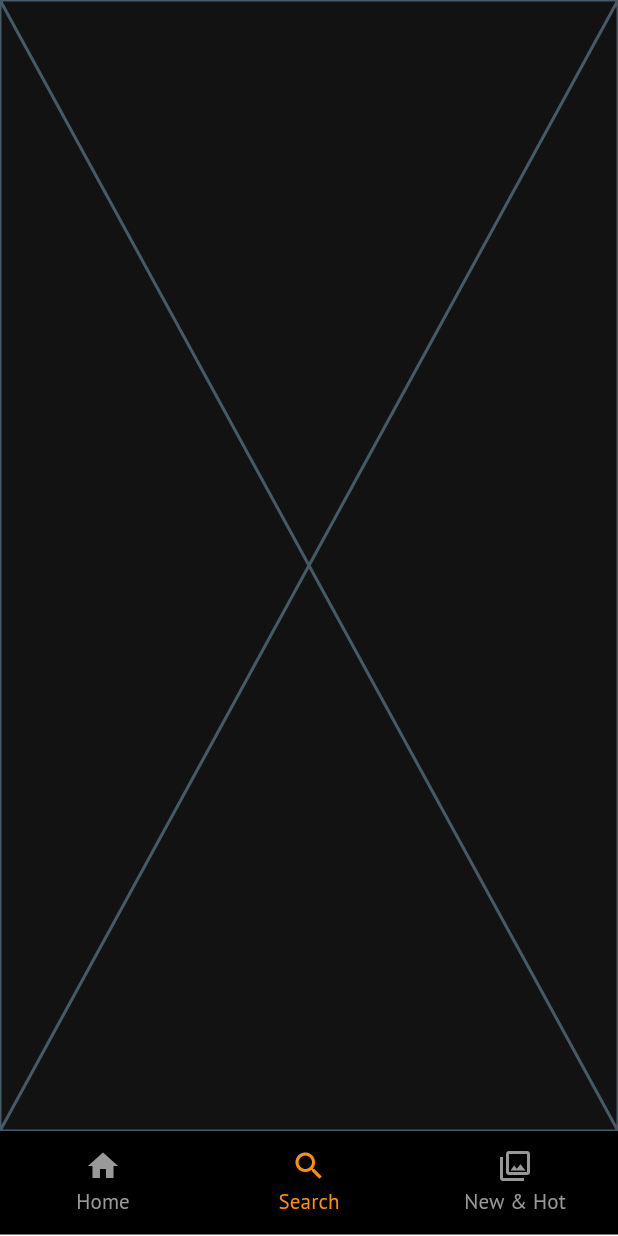
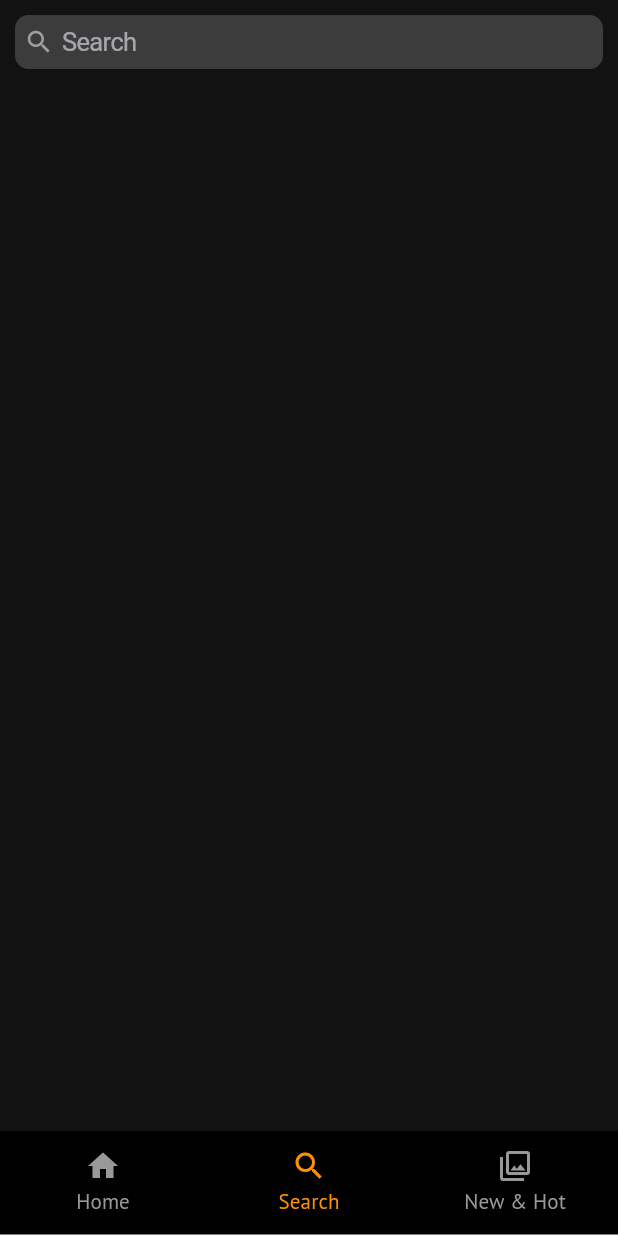
Before and after one commit to codesbyvikas/Netflix_Clone_App, a Flutter app: the screen it shows after launch, item 2 of the bottom bar chosen, on a phone screen of 412 x 824 dp. Run offline on Flutter 3.47's test engine with Material 3 defaults, Android fonts, the phone set to English and light mode, and no system bars; our stand-ins replace cached_network_image, carousel_slider, google_fonts, lottie; network calls fail.

Commit message:
Search feature implemented

```diff
--- /dev/null
+++ b/lib/models/seach_movie_model.dart
@@ -0,0 +1,151 @@
+import 'dart:convert';
+
+class SearchMovieModel {
+    int page;
+    List<Result> results;
+    int totalPages;
+    int totalResults;
+
+    SearchMovieModel({
+        required this.page,
+        required this.results,
+        required this.totalPages,
+        required this.totalResults,
+    });
+
+    SearchMovieModel copyWith({
+        int? page,
+        List<Result>? results,
+        int? totalPages,
+        int? totalResults,
+    }) =>
+        SearchMovieModel(
+            page: page ?? this.page,
+            results: results ?? this.results,
+            totalPages: totalPages ?? this.totalPages,
+            totalResults: totalResults ?? this.totalResults,
+        );
+
+    factory SearchMovieModel.fromRawJson(String str) => SearchMovieModel.fromJson(json.decode(str));
+
+    String toRawJson() => json.encode(toJson());
+
+    factory SearchMovieModel.fromJson(Map<String, dynamic> json) => SearchMovieModel(
+        page: json["page"],
+        results: List<Result>.from(json["results"].map((x) => Result.fromJson(x))),
+        totalPages: json["total_pages"],
+        totalResults: json["total_results"],
+    );
+
+    Map<String, dynamic> toJson() => {
+        "page": page,
+        "results": List<dynamic>.from(results.map((x) => x.toJson())),
+        "total_pages": totalPages,
+        "total_results": totalResults,
+    };
+}
+
+class Result {
+    bool adult;
+    String backdropPath;
+    List<int> genreIds;
+    int id;
+    String originalLanguage;
+    String originalTitle;
+    String overview;
+    double popularity;
+    String posterPath;
+    DateTime releaseDate;
+    String title;
+    bool video;
+    double voteAverage;
+    int voteCount;
+
+    Result({
+        required this.adult,
+        required this.backdropPath,
+        required this.genreIds,
+        required this.id,
+        required this.originalLanguage,
+        required this.originalTitle,
+        required this.overview,
+        required this.popularity,
+        required this.posterPath,
+        required this.releaseDate,
+        required this.title,
+        required this.video,
+        required this.voteAverage,
+        required this.voteCount,
+    });
+
+    Result copyWith({
+        bool? adult,
+        String? backdropPath,
+        List<int>? genreIds,
+        int? id,
+        String? originalLanguage,
+        String? originalTitle,
+        String? overview,
+        double? popularity,
+        String? posterPath,
+        DateTime? releaseDate,
+        String? title,
+        bool? video,
+        double? voteAverage,
+        int? voteCount,
+    }) =>
+        Result(
+            adult: adult ?? this.adult,
+            backdropPath: backdropPath ?? this.backdropPath,
+            genreIds: genreIds ?? this.genreIds,
+            id: id ?? this.id,
+            originalLanguage: originalLanguage ?? this.originalLanguage,
+            originalTitle: originalTitle ?? this.originalTitle,
+            overview: overview ?? this.overview,
+            popularity: popularity ?? this.popularity,
+            posterPath: posterPath ?? this.posterPath,
+            releaseDate: releaseDate ?? this.releaseDate,
+            title: title ?? this.title,
+            video: video ?? this.video,
+            voteAverage: voteAverage ?? this.voteAverage,
+            voteCount: voteCount ?? this.voteCount,
+        );
+
+    factory Result.fromRawJson(String str) => Result.fromJson(json.decode(str));
+
+    String toRawJson() => json.encode(toJson());
+
+    factory Result.fromJson(Map<String, dynamic> json) => Result(
+        adult: json["adult"],
+        backdropPath: json["backdrop_path"],
+        genreIds: List<int>.from(json["genre_ids"].map((x) => x)),
+        id: json["id"],
+        originalLanguage: json["original_language"],
+        originalTitle: json["original_title"],
+        overview: json["overview"],
+        popularity: json["popularity"]?.toDouble(),
+        posterPath: json["poster_path"],
+        releaseDate: DateTime.parse(json["release_date"]),
+        title: json["title"],
+        video: json["video"],
+        voteAverage: json["vote_average"]?.toDouble(),
+        voteCount: json["vote_count"],
+    );
+
+    Map<String, dynamic> toJson() => {
+        "adult": adult,
+        "backdrop_path": backdropPath,
+        "genre_ids": List<dynamic>.from(genreIds.map((x) => x)),
+        "id": id,
+        "original_language": originalLanguage,
+        "original_title": originalTitle,
+        "overview": overview,
+        "popularity": popularity,
+        "poster_path": posterPath,
+        "release_date": "${releaseDate.year.toString().padLeft(4, '0')}-${releaseDate.month.toString().padLeft(2, '0')}-${releaseDate.day.toString().padLeft(2, '0')}",
+        "title": title,
+        "video": video,
+        "vote_average": voteAverage,
+        "vote_count": voteCount,
+    };
+}
--- a/lib/screens/home_screen.dart
+++ b/lib/screens/home_screen.dart
@@ -41,7 +41,7 @@ class _HomeScreenState extends State<HomeScreen> {
               padding: const EdgeInsets.only(right: 20),
               child: InkWell(
                 onTap: () {},
-                child: Icon(
+                child: const Icon(
                   Icons.search,
                   color: Colors.white,
                 ),
@@ -62,7 +62,7 @@ class _HomeScreenState extends State<HomeScreen> {
         ),
         body: SingleChildScrollView(
           child: Padding(
-            padding: EdgeInsets.all(15),
+            padding: const EdgeInsets.all(10),
             child: Column(
               children: [
                 FutureBuilder(
--- a/lib/screens/search_screen.dart
+++ b/lib/screens/search_screen.dart
@@ -1,10 +1,110 @@
+import 'package:cached_network_image/cached_network_image.dart';
+import 'package:flutter/cupertino.dart';
 import 'package:flutter/material.dart';
+import 'package:netflix_clone_app/data/api_data.dart';
+import 'package:netflix_clone_app/data/api_services.dart';
+import 'package:netflix_clone_app/models/seach_movie_model.dart';
 
-class SearchScreen extends StatelessWidget {
+class SearchScreen extends StatefulWidget {
   const SearchScreen({super.key});
 
   @override
+  State<SearchScreen> createState() => _SearchScreenState();
+}
+
+class _SearchScreenState extends State<SearchScreen> {
+  TextEditingController searchController = TextEditingController();
+  ApiServices apiServices = ApiServices();
+  SearchMovieModel? searchMovieModel;
+
+  void search(String query) {
+    apiServices.getSearchedMovie(query).then((results) {
+      setState(() {
+        searchMovieModel = results;
+      });
+    });
+  }
+
+  @override
+  void dispose() {
+    searchController.dispose();
+    super.dispose();
+  }
+
+  @override
   Widget build(BuildContext context) {
-    return const Placeholder();
+    return SafeArea(
+      child: Scaffold(
+        body: Padding(
+          padding: const EdgeInsets.all(10),
+          child: Column(
+            children: [
+              CupertinoSearchTextField(
+                controller: searchController,
+                prefixIcon: const Icon(
+                  Icons.search,
+                  color: Colors.grey,
+                ),
+                suffixIcon: const Icon(
+                  Icons.cancel,
+                  color: Colors.grey,
+                ),
+                style: const TextStyle(color: Colors.white),
+                backgroundColor: Colors.grey.withOpacity(0.3),
+                onChanged: (value) {
+                  search(value);
+                },
+              ),
+              const SizedBox(height: 20),
+              searchMovieModel == null
+                  ? const SizedBox.shrink()
+                  : searchMovieModel!.results.isEmpty
+                      ? const Text(
+                          "No results found",
+                          style: TextStyle(color: Colors.white),
+                        )
+                      : Expanded(
+                          child: GridView.builder(
+                            itemCount: searchMovieModel!.results.length,
+                            gridDelegate:
+                                const SliverGridDelegateWithFixedCrossAxisCount(
+                              crossAxisCount: 3,
+                              crossAxisSpacing: 7,
+                              mainAxisSpacing: 15,
+                              childAspectRatio: 1.0 / 2,
+                            ),
+                            itemBuilder: (context, index) {
+                              final movie = searchMovieModel!.results[index];
+                              return Column(
+                                crossAxisAlignment:
+                                    CrossAxisAlignment.start, // Marked change
+                                children: [
+                                  CachedNetworkImage(
+                                    imageUrl:
+                                        "${imageUrl}${movie.backdropPath}",
+                                    height: 170,
+                                    width: double.infinity, // Marked change
+                                    fit: BoxFit.cover, // Marked change
+                                  ),
+                                  const SizedBox(height: 5), // Marked change
+                                  Text(
+                                    movie.title,
+                                    maxLines: 2,
+                                    overflow: TextOverflow.ellipsis,
+                                    style: const TextStyle(
+                                      fontSize: 14,
+                                      color: Colors.white,
+                                    ),
+                                  ),
+                                ],
+                              );
+                            },
+                          ),
+                        ),
+            ],
+          ),
+        ),
+      ),
+    );
   }
 }
--- a/lib/widgets/custom_carousel.dart
+++ b/lib/widgets/custom_carousel.dart
@@ -1,7 +1,6 @@
 import 'package:cached_network_image/cached_network_image.dart';
 import 'package:carousel_slider/carousel_slider.dart';
 import 'package:flutter/material.dart';
-import 'package:http/http.dart';
 import 'package:netflix_clone_app/data/api_data.dart';
 import 'package:netflix_clone_app/models/tv_series_model.dart';
 
@@ -26,7 +25,7 @@ class CustomCarouselWidget extends StatelessWidget {
               CachedNetworkImage(
                 imageUrl: "$imageUrl$url",
               ),
-              SizedBox(
+            const  SizedBox(
                 height: 15,
               ),
               Text(data.results[index].name)
```
Also changed, not shown: lib/data/api_services.dart (+33 -17 lines).
